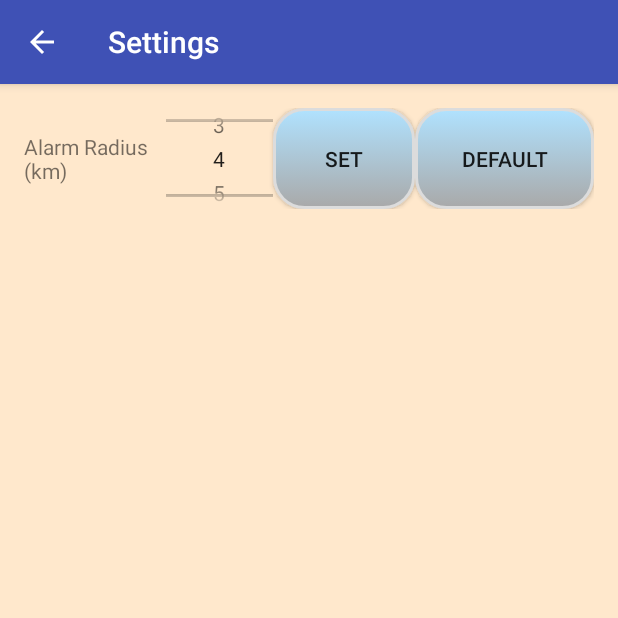
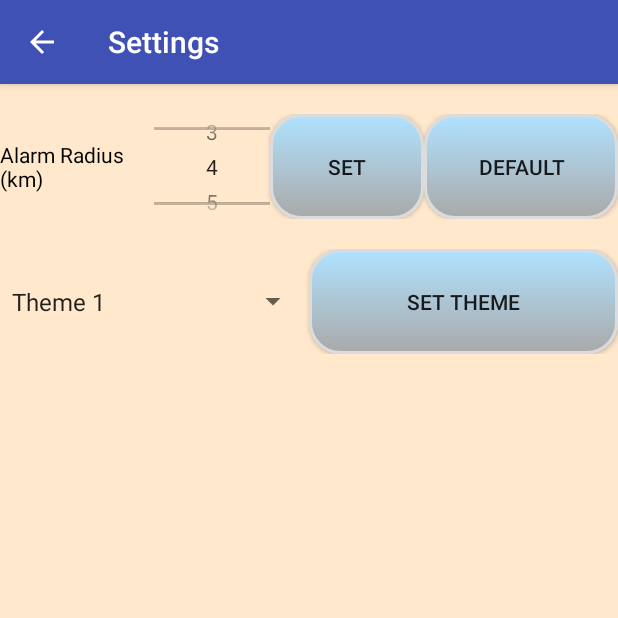
Before and after one commit to brendanwhitebw/stopwatchproject, an Android app: the SettingsActivity screen opened directly, with no data from a screen before it, after a tap on "DEFAULT", on a phone screen of 412 x 824 dp, the top half of it. Run offline under Robolectric (Android 15) with nearby library versions, the phone set to English and light mode, and no system bars.

Commit message:
added dropdown menu for different themes and set theme button, set default radius to 4km

```diff
--- a/app/src/main/java/com/eagerbeavers/stopwatch/HomeScreen.java
+++ b/app/src/main/java/com/eagerbeavers/stopwatch/HomeScreen.java
@@ -137,7 +137,7 @@ public class HomeScreen extends AppCompatActivity implements GoogleApiClient.Con
 
         prefs = PreferenceManager.getDefaultSharedPreferences(this);
 
-        RadDef = prefs.getInt("Radius", 200); //Default should be set to 4000 in future.
+        RadDef = prefs.getInt("Radius", 4000); //Default should be set to 4000 in future.
 
         /* Determining which activity sent the user here, and what extra information it sent is a
         core part of this activity, so we always get the intent that started this activity. */
--- a/app/src/main/java/com/eagerbeavers/stopwatch/SettingsActivity.java
+++ b/app/src/main/java/com/eagerbeavers/stopwatch/SettingsActivity.java
@@ -8,14 +8,19 @@ import android.support.design.widget.Snackbar;
 import android.support.v7.app.AppCompatActivity;
 import android.support.v7.widget.Toolbar;
 import android.view.View;
+import android.widget.ArrayAdapter;
 import android.widget.Button;
 import android.widget.NumberPicker;
+import android.widget.Spinner;
 import android.widget.Toast;
 
 public class SettingsActivity extends AppCompatActivity implements View.OnClickListener {
 
     SharedPreferences prefs;
     NumberPicker radPicker;
+    private String[] arraySpinner;
+    Spinner ThemeSpinner;
+
     @Override
     protected void onCreate(Bundle savedInstanceState) {
         super.onCreate(savedInstanceState);
@@ -25,6 +30,8 @@ public class SettingsActivity extends AppCompatActivity implements View.OnClickL
         setSupportActionBar(toolbar);
         getSupportActionBar().setDisplayHomeAsUpEnabled(true);
 
+        Button ThemeButton = (Button) findViewById(R.id.ThemeButton);
+        ThemeButton.setOnClickListener(this);
         Button radSetBtn = (Button) findViewById(R.id.setAlarmRadiusButton);
         radSetBtn.setOnClickListener(this);
         Button radDefBtn = (Button) findViewById(R.id.setAlarmRadiusDefBtn);
@@ -32,6 +39,11 @@ public class SettingsActivity extends AppCompatActivity implements View.OnClickL
         radPicker = (NumberPicker) findViewById(R.id.radNumberPicker);
         radPicker.setMaxValue(20);
         radPicker.setMinValue(1);
+
+        this.arraySpinner = new String[] {"Theme 1", "Theme 2", "Theme 3"};  // setting up spinner
+        ThemeSpinner = (Spinner) findViewById(R.id.ThemeSpinner);
+        ArrayAdapter<String> ThemeAdapter = new ArrayAdapter<String>(this, android.R.layout.simple_spinner_item, arraySpinner);
+        ThemeSpinner.setAdapter(ThemeAdapter);
 
         prefs = PreferenceManager.getDefaultSharedPreferences(this);
 
@@ -70,7 +82,24 @@ public class SettingsActivity extends AppCompatActivity implements View.OnClickL
                 editor.putInt("Radius", 4000);
                 editor.apply();
                 Toast.makeText(getApplication(), "Radius reset to 4 km!", Toast.LENGTH_LONG).show();
+                break;
+            case R.id.ThemeButton:
+                String SpinnerText;
+                SpinnerText = ThemeSpinner.getSelectedItem().toString();
+                if(SpinnerText.equals("Theme 1")){
 
+                    // change theme 1 here
+                }
+                else if(SpinnerText.equals("Theme 2")){
+
+                    // change theme 2 here
+                }
+                else{
+
+                    // change to theme 3 here
+                }
+
+                break;
         }
     }
 }
--- a/app/src/main/res/layout/content_settings.xml
+++ b/app/src/main/res/layout/content_settings.xml
@@ -4,10 +4,6 @@
     xmlns:tools="http://schemas.android.com/tools"
     android:layout_width="match_parent"
     android:layout_height="match_parent"
-    android:paddingBottom="@dimen/activity_vertical_margin"
-    android:paddingLeft="@dimen/activity_horizontal_margin"
-    android:paddingRight="@dimen/activity_horizontal_margin"
-    android:paddingTop="@dimen/activity_vertical_margin"
     app:layout_behavior="@string/appbar_scrolling_view_behavior"
     tools:context="com.eagerbeavers.stopwatch.SettingsActivity"
     tools:showIn="@layout/activity_settings"
@@ -22,12 +18,13 @@
         <LinearLayout
             android:orientation="horizontal"
             android:layout_width="match_parent"
-            android:layout_height="67dp"
+            android:layout_height="70dp"
             android:layout_alignParentTop="true"
             android:layout_alignParentLeft="true"
             android:layout_alignParentStart="true"
             android:id="@+id/linearLayout"
-            android:weightSum="8">
+            android:weightSum="8"
+            android:layout_marginTop="20dp">
 
 
             <TextView
@@ -36,7 +33,8 @@
                 android:layout_gravity="center_vertical"
                 android:text="Alarm Radius (km)"
                 android:id="@+id/setAlarmRadiusTV"
-                android:layout_weight="2"/>
+                android:layout_weight="2"
+                android:textColor="#000" />
 
             <NumberPicker
                 android:layout_width="0dp"
@@ -64,6 +62,28 @@
                 android:layout_weight="2.5"
                 android:background="@drawable/button_pattern" />
         </LinearLayout>
+
+        <LinearLayout
+            android:orientation="horizontal"
+            android:layout_width="match_parent"
+            android:layout_height="70dp"
+            android:layout_marginTop="20dp">
+
+            <Spinner
+                android:layout_width="0dp"
+                android:layout_height="fill_parent"
+                android:id="@+id/ThemeSpinner"
+                android:layout_weight="5"
+                android:spinnerMode="dropdown" />
+
+            <Button
+                android:layout_width="0dp"
+                android:layout_height="fill_parent"
+                android:text="Set Theme"
+                android:id="@+id/ThemeButton"
+                android:layout_weight="5"
+                android:background="@drawable/button_pattern" />
+        </LinearLayout>
     </LinearLayout>
 
 
```
